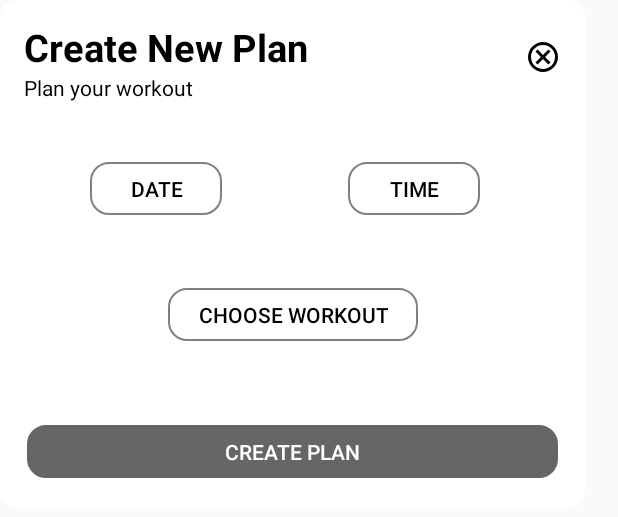
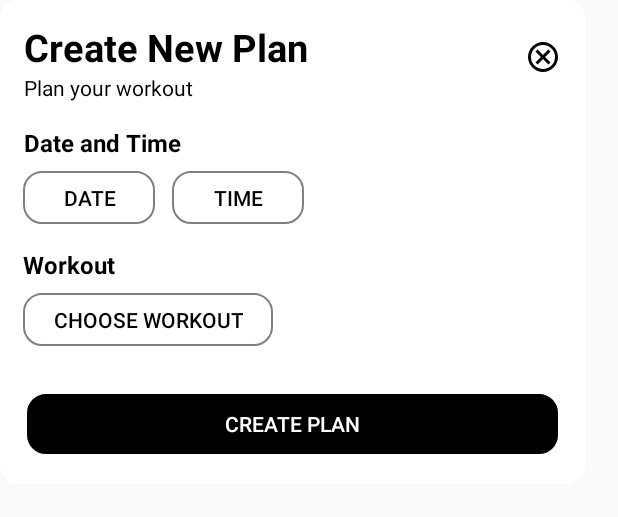
Before and after one commit to algenabagat/ITISMOB_MCO_Gainly, an Android app built with Jetpack Compose: the layout new_plan_popup.xml on its own in the app's theme, with its tools: preview values and no code run, on a phone screen of 412 x 824 dp. Shown: the top 517 px of the screen. Run offline under Robolectric (Android 15) with nearby library versions, the phone set to English and light mode, and no system bars.

Commit message:
new plan popups

```diff
--- a/app/src/main/java/com/itismob/s17/gainly/PlanActivity.kt
+++ b/app/src/main/java/com/itismob/s17/gainly/PlanActivity.kt
@@ -22,14 +22,14 @@ class PlanActivity : BaseActivity() {
             showCreatePlanDialog()
         }
 
-        pickTimeBtn.setOnClickListener {
-            TimePickerFragment().show(supportFragmentManager, "timePicker")
-        }
-
-        pickDateBtn.setOnClickListener {
-            val newFragment = DatePickerFragment()
-            newFragment.show(supportFragmentManager, "datePicker")
-        }
+//        pickTimeBtn.setOnClickListener {
+//            TimePickerFragment().show(supportFragmentManager, "timePicker")
+//        }
+//
+//        pickDateBtn.setOnClickListener {
+//            val newFragment = DatePickerFragment()
+//            newFragment.show(supportFragmentManager, "datePicker")
+//        }
     }
 
     private fun showCreatePlanDialog() {
--- a/app/src/main/res/layout/new_plan_popup.xml
+++ b/app/src/main/res/layout/new_plan_popup.xml
@@ -45,7 +45,9 @@
         android:id="@+id/addWorkoutBtn"
         android:layout_width="wrap_content"
         android:layout_height="35dp"
-        android:layout_marginTop="192dp"
+        android:layout_marginStart="16dp"
+        android:layout_marginTop="8dp"
+        android:layout_marginEnd="209dp"
         android:background="@drawable/back_gray_border"
         android:paddingStart="20dp"
         android:paddingEnd="20dp"
@@ -53,41 +55,41 @@
         android:textColor="@color/black"
         app:layout_constraintEnd_toEndOf="parent"
         app:layout_constraintStart_toStartOf="parent"
-        app:layout_constraintTop_toTopOf="parent" />
+        app:layout_constraintTop_toBottomOf="@+id/workoutChosenTxv" />
 
     <Button
         android:id="@+id/pickTime"
         android:layout_width="wrap_content"
         android:layout_height="35dp"
-        android:layout_marginStart="84dp"
-        android:layout_marginTop="40dp"
+        android:layout_marginTop="8dp"
+        android:layout_marginEnd="187dp"
         android:background="@drawable/back_gray_border"
         android:text="Time"
         android:textColor="@color/black"
-        app:layout_constraintStart_toEndOf="@+id/pickDate"
-        app:layout_constraintTop_toBottomOf="@+id/descPlanTxv" />
+        app:layout_constraintEnd_toEndOf="parent"
+        app:layout_constraintTop_toBottomOf="@+id/dateTimeTxv" />
 
     <Button
         android:id="@+id/pickDate"
         android:layout_width="wrap_content"
         android:layout_height="35dp"
-        android:layout_marginStart="60dp"
-        android:layout_marginTop="40dp"
+        android:layout_marginStart="15dp"
+        android:layout_marginTop="8dp"
         android:background="@drawable/back_gray_border"
         android:text="Date"
         android:textColor="@color/black"
         app:layout_constraintStart_toStartOf="parent"
-        app:layout_constraintTop_toBottomOf="@+id/descPlanTxv" />
+        app:layout_constraintTop_toBottomOf="@+id/dateTimeTxv" />
 
     <Button
         android:id="@+id/createPlanBtn"
         android:layout_width="354dp"
-        android:layout_height="35dp"
+        android:layout_height="40dp"
         android:layout_marginStart="18dp"
-        android:layout_marginTop="56dp"
+        android:layout_marginTop="32dp"
         android:layout_marginEnd="18dp"
         android:background="@drawable/back_gray_border"
-        android:backgroundTint="@color/gray"
+        android:backgroundTint="@color/black"
         android:text="Create Plan"
         android:textColor="@color/white"
         app:layout_constraintEnd_toEndOf="parent"
@@ -95,4 +97,34 @@
         app:layout_constraintStart_toStartOf="parent"
         app:layout_constraintTop_toBottomOf="@+id/addWorkoutBtn" />
 
+    <TextView
+        android:id="@+id/dateTimeTxv"
+        android:layout_width="wrap_content"
+        android:layout_height="wrap_content"
+        android:layout_marginStart="16dp"
+        android:layout_marginTop="16dp"
+        android:layout_marginEnd="270dp"
+        android:text="Date and Time"
+        android:textColor="@color/black"
+        android:textSize="16sp"
+        android:textStyle="bold"
+        app:layout_constraintEnd_toEndOf="parent"
+        app:layout_constraintStart_toStartOf="parent"
+        app:layout_constraintTop_toBottomOf="@+id/descPlanTxv" />
+
+    <TextView
+        android:id="@+id/workoutChosenTxv"
+        android:layout_width="wrap_content"
+        android:layout_height="wrap_content"
+        android:layout_marginStart="15dp"
+        android:layout_marginTop="16dp"
+        android:layout_marginEnd="314dp"
+        android:text="Workout"
+        android:textColor="@color/black"
+        android:textSize="16sp"
+        android:textStyle="bold"
+        app:layout_constraintEnd_toEndOf="parent"
+        app:layout_constraintStart_toStartOf="parent"
+        app:layout_constraintTop_toBottomOf="@+id/pickDate" />
+
 </androidx.constraintlayout.widget.ConstraintLayout>
--- a/app/src/main/res/layout/new_workout_popup.xml
+++ b/app/src/main/res/layout/new_workout_popup.xml
@@ -146,12 +146,12 @@
     <Button
         android:id="@+id/createWorkoutBtn"
         android:layout_width="354dp"
-        android:layout_height="35dp"
+        android:layout_height="40dp"
         android:layout_marginStart="18dp"
         android:layout_marginTop="32dp"
         android:layout_marginEnd="18dp"
         android:background="@drawable/back_gray_border"
-        android:backgroundTint="@color/gray"
+        android:backgroundTint="@color/black"
         android:text="Create Workout"
         android:textColor="@color/white"
         app:layout_constraintEnd_toEndOf="parent"
```
